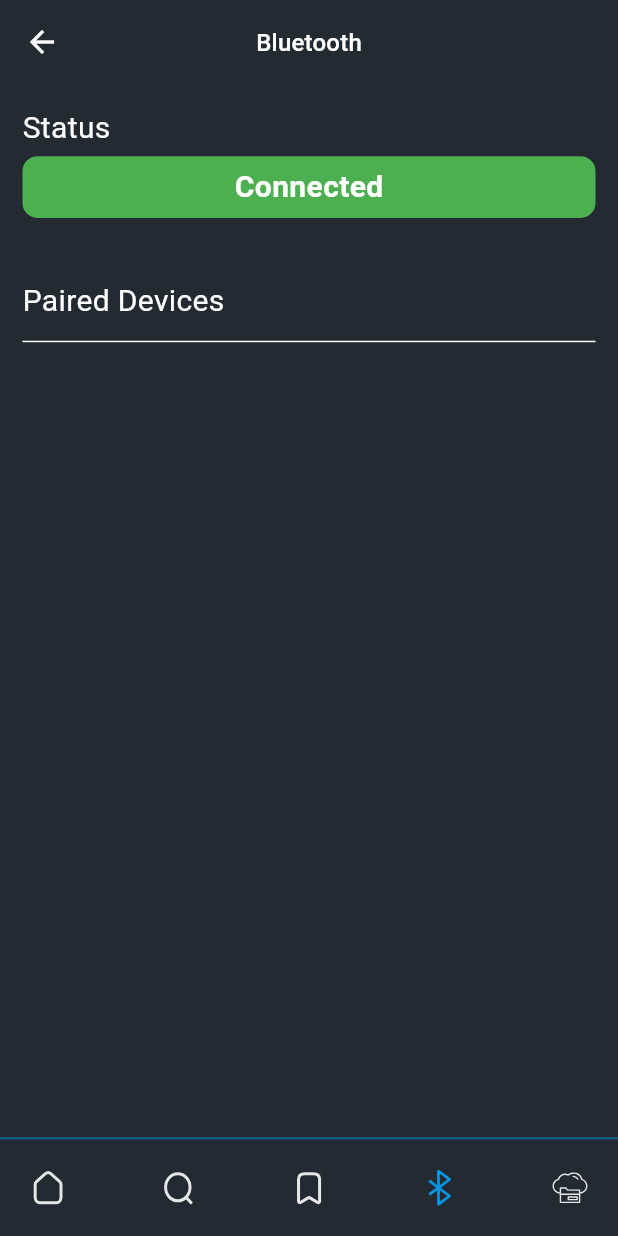
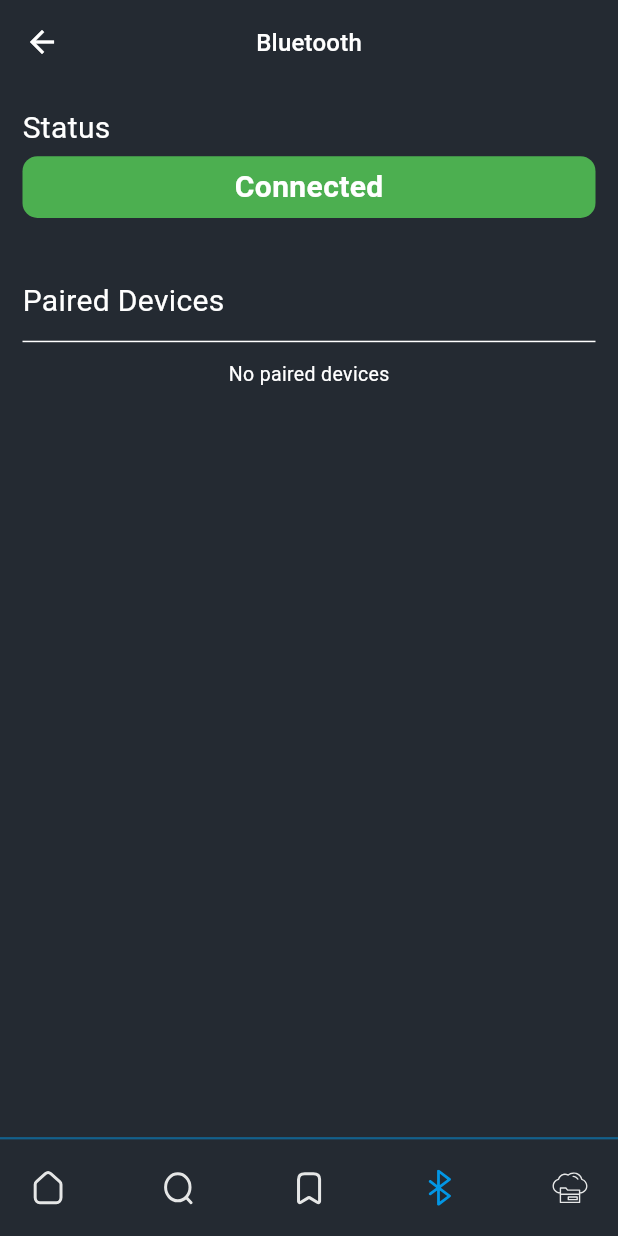
Before and after one commit to hammadalive7/cowlarmovies, a Flutter app: the screen it shows after launch, item 4 of the bottom bar chosen, on a phone screen of 412 x 824 dp. Run offline on Flutter 3.47's test engine with Material 3 defaults, Android fonts, the phone set to English and light mode, and no system bars; our stand-ins replace cached_network_image, flutter_blue_plus, flutter_cache_manager, flutter_dotenv, flutter_svg, get and 6 more; missing offline and left inert: mqtt_client; accounts and stored records are empty; network calls fail.

Commit message:
fixed bluetooth issue

```diff
--- a/lib/constants/assets.dart
+++ b/lib/constants/assets.dart
@@ -1,2 +1,3 @@
 
 const String placeholder = 'assets/images/movie_placeholder.png';
+const String splashLogo = 'assets/images/splash.png';
--- /dev/null
+++ b/lib/constants/mqtt_states.dart
@@ -0,0 +1,7 @@
+
+
+enum MQTTConnectionState {
+  disconnected,
+  connecting,
+  connected
+}
--- /dev/null
+++ b/lib/controllers/mqtt_controller.dart
@@ -0,0 +1,22 @@
+import 'package:cowlarmovies/constants/mqtt_states.dart';
+import 'package:get/get.dart';
+
+
+class MQTTController extends GetxController {
+  final _appConnectionState = MQTTConnectionState.disconnected.obs;
+  final _receivedText = ''.obs;
+  final _historyText = ''.obs;
+
+  void setReceivedText(String text) {
+    _receivedText.value = text;
+    _historyText.value = '$_historyText\n$_receivedText';
+  }
+
+  void setAppConnectionState(MQTTConnectionState state) {
+    _appConnectionState.value = state;
+  }
+
+  String get receivedText => _receivedText.value;
+  String get historyText => _historyText.value;
+  MQTTConnectionState get appConnectionState => _appConnectionState.value;
+}
--- a/lib/main.dart
+++ b/lib/main.dart
@@ -1,4 +1,5 @@
 import 'package:cowlarmovies/bindings/upcoming_binding.dart';
+import 'package:cowlarmovies/controllers/mqtt_controller.dart';
 import 'package:cowlarmovies/services/shared_preferences.dart';
 import 'package:cowlarmovies/views/screens/navigation/navigation_screen.dart';
 import 'package:cowlarmovies/views/screens/splash_screen/splash_screen.dart';
@@ -45,17 +46,17 @@ class MyApp extends StatelessWidget {
       title: appName,
       theme: theme(),
       initialBinding: BindingsBuilder(() {
-        Get.lazyPut(() => NavigationController());
+        Get.put(NavigationController());
         Get.lazyPut(() => HomeController());
         Get.lazyPut(() => MovieDetailsController());
+        Get.lazyPut(() => MQTTController());
+        Get.lazyPut(() => FavoritesController());
+        Get.lazyPut(() => BluetoothController());
         TopRatedBinding().dependencies();
         NowPlayingBinding().dependencies();
         SearchMovieBinding().dependencies();
         TrendingBinding().dependencies();
         UpcomingMovieBinding().dependencies();
-        Get.lazyPut(() => FavoritesController());
-        Get.lazyPut(() => BluetoothController());
-
       }),
       home: FutureBuilder(
         future: checkIfOpenedBefore(),
--- a/lib/views/screens/bluetooth_screen/bluetooth_screen.dart
+++ b/lib/views/screens/bluetooth_screen/bluetooth_screen.dart
@@ -31,39 +31,27 @@ class BluetoothScreen extends StatelessWidget {
                 SizedBox(
                   height: MediaQuery.of(context).size.height * 0.005,
                 ),
-                  Container(
+                Obx(() {
+                  final isConnected =
+                      controller.adapterState.value == BluetoothAdapterState.on;
+                  return Container(
                     width: MediaQuery.of(context).size.width,
                     height: MediaQuery.of(context).size.height * 0.05,
                     decoration: BoxDecoration(
-                      color: controller.adapterState.value ==
-                              BluetoothAdapterState.on
-                          ? Colors.green
-                          : Colors.red,
+                      color: isConnected ? Colors.green : Colors.red,
                       borderRadius: BorderRadius.circular(10),
                     ),
-                    child: Obx(() {
-                      if (controller.adapterState.value ==
-                          BluetoothAdapterState.on) {
-                        return const Center(
+                    child: Center(
                       child: Text(
-                            'Connected',
-                            style: TextStyle(
+                        isConnected ? 'Connected' : 'Disconnected',
+                        style: const TextStyle(
                             color: Colors.white,
                             fontSize: 20,
                             fontWeight: FontWeight.bold),
                       ),
-                        );
-                      } else {
-                        controller.pairedDevices.clear();
-                        return const Center(
-                          child: Text(
-                            'Disconnected',
-                            style: TextStyle(color: Colors.white),
                     ),
                   );
-                      }
                 }),
-                  ),
                 SizedBox(
                   height: MediaQuery.of(context).size.height * 0.05,
                 ),
@@ -80,10 +68,20 @@ class BluetoothScreen extends StatelessWidget {
                 SizedBox(
                   height: MediaQuery.of(context).size.height * 0.005,
                 ),
-                  ListView.builder(
+                Obx(() {
+                  final pairedDevices = controller.pairedDevices;
+                  if (pairedDevices.isEmpty) {
+                    return const Center(
+                      child: Text(
+                        'No paired devices',
+                        style: TextStyle(color: Colors.white),
+                      ),
+                    );
+                  }
+                  return ListView.builder(
                     shrinkWrap: true,
                     physics: const NeverScrollableScrollPhysics(),
-                    itemCount: controller.pairedDevices.length,
+                    itemCount: pairedDevices.length,
                     itemBuilder: (context, index) {
                       return ListTile(
                         leading: const Icon(
@@ -91,20 +89,22 @@ class BluetoothScreen extends StatelessWidget {
                           color: Colors.white,
                         ),
                         title: Text(
-                          controller.pairedDevices[index].name,
+                          pairedDevices[index].name,
                           style: const TextStyle(color: Colors.white),
                         ),
                         subtitle: Text(
-                          controller.pairedDevices[index].id.toString(),
+                          pairedDevices[index].id.toString(),
                           style: const TextStyle(color: Colors.white),
                         ),
                       );
                     },
-                  ),
+                  );
+                }),
               ],
             ),
           ),
         ),
-        ));
+      ),
+    );
   }
 }
--- a/lib/views/screens/common_components/movie_category_grid_shimmer_skeleton.dart
+++ b/lib/views/screens/common_components/movie_category_grid_shimmer_skeleton.dart
@@ -13,10 +13,10 @@ class GridMovieListShimmerEffect extends StatelessWidget {
     return GridView.builder(
       shrinkWrap: true,
       physics: const BouncingScrollPhysics(),
-      itemCount: 9, // 3 rows * 3 columns
+      itemCount: 9,
       gridDelegate: SliverGridDelegateWithFixedCrossAxisCount(
-        crossAxisCount: 3, // 3 items per row
-        childAspectRatio: (width * 0.4) / (height * 0.25), // Adjust the item height
+        crossAxisCount: 3,
+        childAspectRatio: (width * 0.4) / (height * 0.25),
       ),
       itemBuilder: (context, index) {
         return Padding(
--- a/lib/views/screens/navigation/navigation_screen.dart
+++ b/lib/views/screens/navigation/navigation_screen.dart
@@ -1,3 +1,4 @@
+import 'package:cowlarmovies/views/screens/mqtt_screen/mqtt_screen.dart';
 import 'package:flutter/material.dart';
 import 'package:get/get.dart';
 import '../../../constants/utils.dart';
@@ -22,9 +23,9 @@ class _NavigationScreenState extends State<NavigationScreen> {
   final List<Widget> _pageList = [
     const HomeScreen(),
     const SearchMoviesScreen(),
-     const FavoriteMoviesGrid(),
-     BluetoothScreen(),
-    const HomeScreen(),
+    const FavoriteMoviesGrid(),
+    BluetoothScreen(),
+    const MQTTScreen(),
   ];
 
   @override
--- a/pubspec.yaml
+++ b/pubspec.yaml
@@ -30,6 +30,7 @@ dependencies:
   path: ^1.9.0
   flutter_blue_plus: ^1.32.8
   permission_handler: ^11.3.1
+  mqtt_client: ^10.2.1
 
 dev_dependencies:
   flutter_test:
```
Also changed, not shown: lib/controllers/bluetooth_controller.dart (+6 -2 lines), lib/services/mqtt_manager.dart (added, +87 -0 lines), lib/views/screens/mqtt_screen/mqtt_screen.dart (added, +67 -0 lines), lib/views/screens/splash_screen/splash_screen.dart (+7 -6 lines), pubspec.lock, 5 other files. Lines whose indentation alone changed are shown as unchanged.
